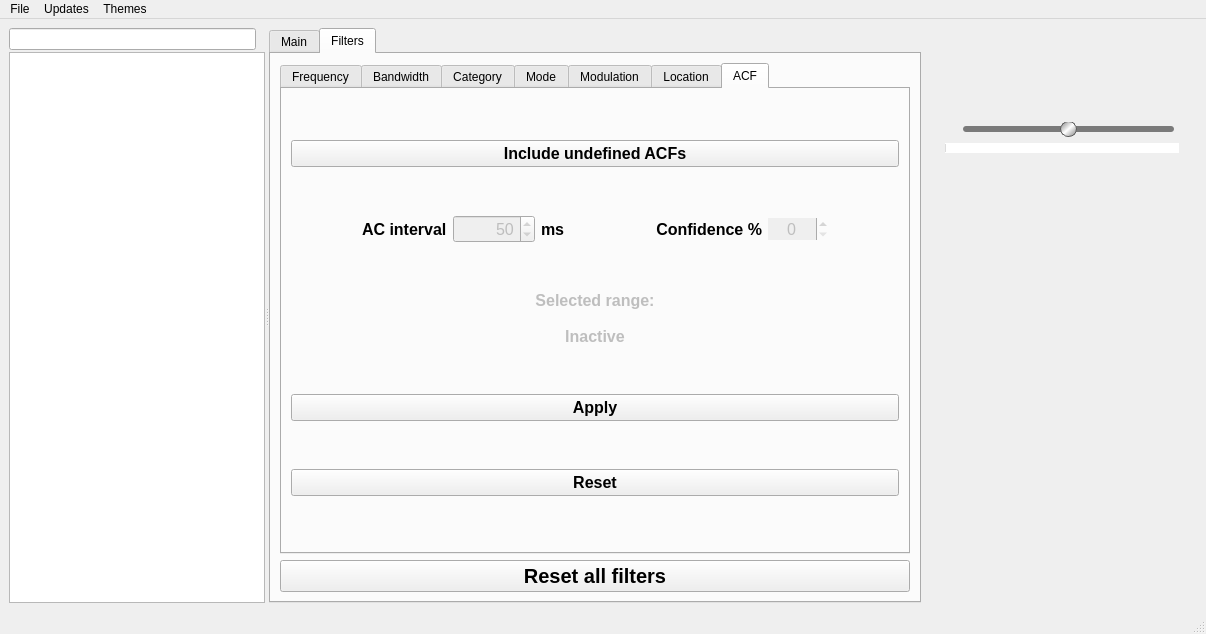
Before: the Qt Designer form main_window.ui in vbrizgamnk/Artemis, drawn with Qt 5.
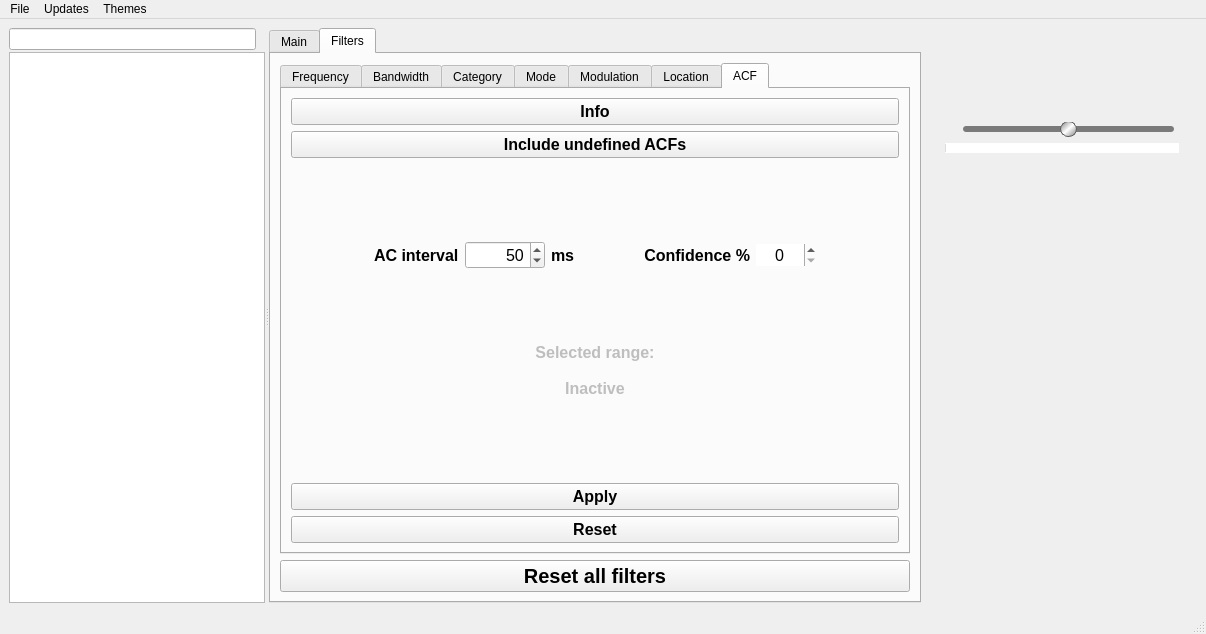
After: the same form once the commit is applied. The open tabs and pages were chosen to show the change. Icons and pictures are not drawn. Custom widgets are drawn as their Qt base class.

Diff of the .ui file:
```diff
--- a/main_window.ui
+++ b/main_window.ui
@@ -3873,39 +3873,25 @@
             <attribute name="title">
              <string>ACF</string>
             </attribute>
-            <layout class="QVBoxLayout" name="verticalLayout_5">
-             <item>
-              <widget class="QPushButton" name="include_undef_acf">
-               <property name="font">
-                <font>
-                 <pointsize>12</pointsize>
-                 <weight>75</weight>
-                 <bold>true</bold>
-                </font>
-               </property>
-               <property name="text">
-                <string>Include undefined ACFs</string>
-               </property>
-               <property name="checkable">
-                <bool>true</bool>
-               </property>
-              </widget>
-             </item>
-             <item>
-              <layout class="QHBoxLayout" name="horizontalLayout_25">
-               <item>
+            <layout class="QGridLayout" name="gridLayout_18">
+             <item row="2" column="0">
                 <spacer name="horizontalSpacer_13">
                  <property name="orientation">
                   <enum>Qt::Horizontal</enum>
                  </property>
                  <property name="sizeHint" stdset="0">
                   <size>
-                   <width>50</width>
-                   <height>20</height>
+                 <width>52</width>
+                 <height>22</height>
                   </size>
                  </property>
                 </spacer>
                </item>
+             <item row="2" column="1">
+              <widget class="QWidget" name="widget_9" native="true">
+               <layout class="QGridLayout" name="gridLayout_17">
+                <item row="0" column="0">
+                 <layout class="QHBoxLayout" name="horizontalLayout_25">
                <item>
                 <widget class="QLabel" name="label">
                  <property name="font">
@@ -3923,7 +3909,7 @@
                <item>
                 <widget class="QSpinBox" name="acf_spinbox">
                  <property name="enabled">
-                  <bool>false</bool>
+                     <bool>true</bool>
                  </property>
                  <property name="sizePolicy">
                   <sizepolicy hsizetype="Fixed" vsizetype="Fixed">
@@ -3958,7 +3944,7 @@
                   <number>1</number>
                  </property>
                  <property name="maximum">
-                  <number>100000000</number>
+                     <number>10000</number>
                  </property>
                  <property name="value">
                   <number>50</number>
@@ -4018,7 +4004,7 @@
                <item>
                 <widget class="QSpinBox" name="lower_band_confidence_2">
                  <property name="enabled">
-                  <bool>false</bool>
+                     <bool>true</bool>
                  </property>
                  <property name="sizePolicy">
                   <sizepolicy hsizetype="Preferred" vsizetype="Fixed">
@@ -4066,22 +4052,9 @@
                  </property>
                 </widget>
                </item>
-               <item>
-                <spacer name="horizontalSpacer_14">
-                 <property name="orientation">
-                  <enum>Qt::Horizontal</enum>
-                 </property>
-                 <property name="sizeHint" stdset="0">
-                  <size>
-                   <width>50</width>
-                   <height>20</height>
-                  </size>
-                 </property>
-                </spacer>
-               </item>
-              </layout>
-             </item>
-             <item>
+                 </layout>
+                </item>
+                <item row="1" column="0">
               <widget class="QLabel" name="acf_range_lbl">
                <property name="enabled">
                 <bool>false</bool>
@@ -4114,7 +4087,40 @@
                </property>
               </widget>
              </item>
-             <item>
+               </layout>
+              </widget>
+             </item>
+             <item row="2" column="2">
+              <spacer name="horizontalSpacer_14">
+               <property name="orientation">
+                <enum>Qt::Horizontal</enum>
+               </property>
+               <property name="sizeHint" stdset="0">
+                <size>
+                 <width>51</width>
+                 <height>20</height>
+                </size>
+               </property>
+              </spacer>
+             </item>
+             <item row="1" column="0" colspan="3">
+              <widget class="QPushButton" name="include_undef_acf">
+               <property name="font">
+                <font>
+                 <pointsize>12</pointsize>
+                 <weight>75</weight>
+                 <bold>true</bold>
+                </font>
+               </property>
+               <property name="text">
+                <string>Include undefined ACFs</string>
+               </property>
+               <property name="checkable">
+                <bool>true</bool>
+               </property>
+              </widget>
+             </item>
+             <item row="3" column="0" colspan="3">
               <widget class="DoubleTextButton" name="apply_remove_acf_filter_btn">
                <property name="font">
                 <font>
@@ -4131,7 +4137,7 @@
                </property>
               </widget>
              </item>
-             <item>
+             <item row="4" column="0" colspan="3">
               <widget class="QPushButton" name="reset_acf_filters_btn">
                <property name="font">
                 <font>
@@ -4148,6 +4154,20 @@
                </property>
               </widget>
              </item>
+             <item row="0" column="0" colspan="3">
+              <widget class="QPushButton" name="acf_info_btn">
+               <property name="font">
+                <font>
+                 <pointsize>12</pointsize>
+                 <weight>75</weight>
+                 <bold>true</bold>
+                </font>
+               </property>
+               <property name="text">
+                <string>Info</string>
+               </property>
+              </widget>
+             </item>
             </layout>
            </widget>
           </widget>
```
Left out of the diff: 6 changed lines with no effect on the pictures. Lines whose indentation alone changed are shown as unchanged.
